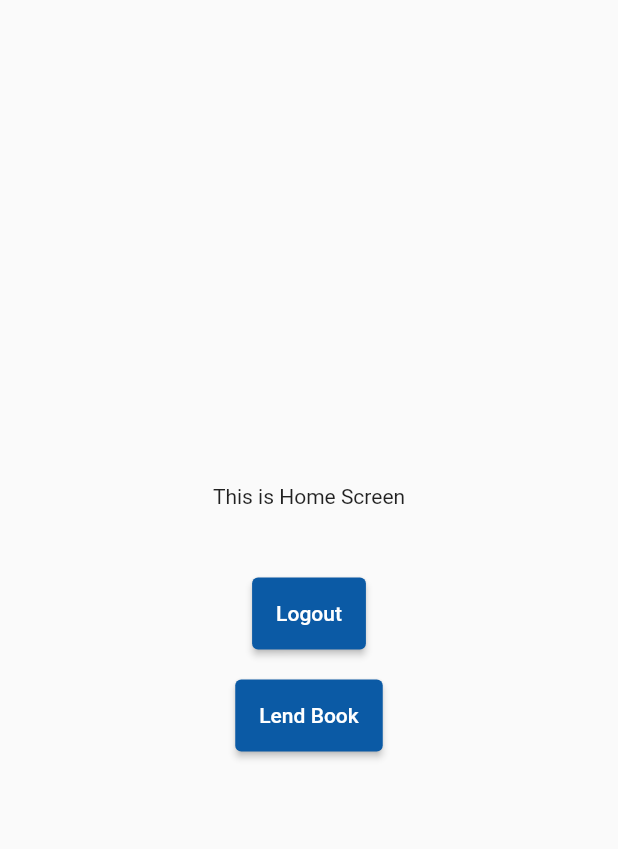
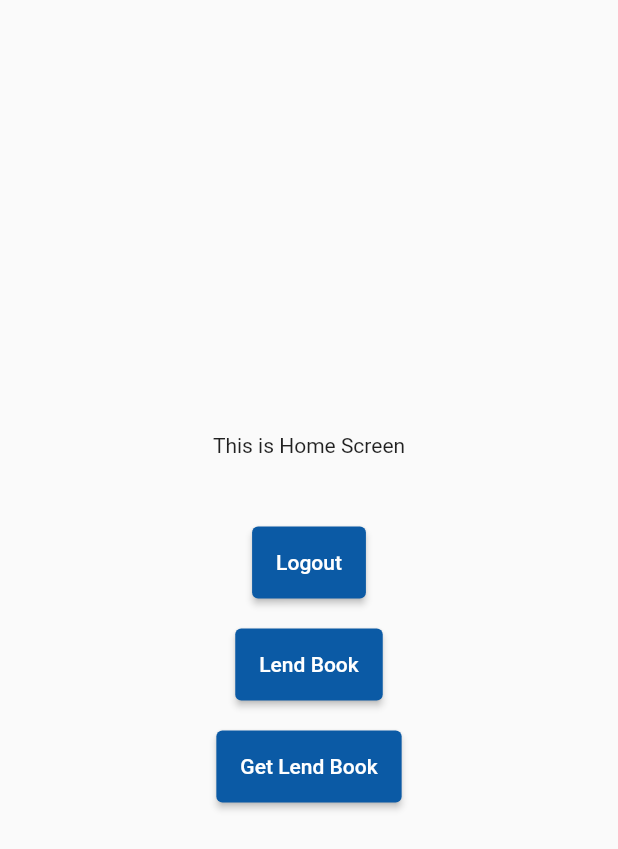
Before and after one commit to pushti0112/BookHook, a Flutter app: the HomeScreen screen opened directly, on a phone screen of 412 x 824 dp. Shown: the top 849 px of the screen. Run offline on Flutter 3.47's test engine with Material 2 defaults, Android fonts, the phone set to English and light mode, and no system bars; our stand-ins replace cool_alert, flutter_svg, shared_preferences, sizer; accounts and stored records are empty; network calls fail.

Commit message:
fixed lend book

```diff
--- a/lib/controller/LoginSignupController.dart
+++ b/lib/controller/LoginSignupController.dart
@@ -38,7 +38,8 @@ class LoginSignupController{
           if (element != null) {
 
             String shared_user = jsonEncode(User.fromJson(element));
-            preferences.setString("sUser", shared_user);
+            //preferences.setString("uid", element["UserID"]);
+             preferences.setString("sUser", shared_user);
 
             user.add(new User.fromJson(element));
           } else {
--- a/lib/provider/UserProvider.dart
+++ b/lib/provider/UserProvider.dart
@@ -5,4 +5,5 @@ import '../model/UserModel.dart';
 class UserProvider extends ChangeNotifier {
   User? user;
   int? lendCount;
+  bool isLoading = false;
 }
--- a/lib/view/ForgotPasswordScreen.dart
+++ b/lib/view/ForgotPasswordScreen.dart
@@ -5,7 +5,9 @@ class ForgotPasswordScreen extends StatelessWidget {
   @override
   Widget build(BuildContext context) {
     return Scaffold(
-
+     body: Container(
+      child: Text("hello"),
+     ),
     );
   }
 }
--- a/lib/view/HomeScreen.dart
+++ b/lib/view/HomeScreen.dart
@@ -1,3 +1,4 @@
+import 'package:book_hook/controller/LendBookController.dart';
 import 'package:book_hook/view/BorrowBook.dart';
 import 'package:book_hook/view/LendBookScreen.dart';
 import 'package:flutter/material.dart';
@@ -57,6 +58,18 @@ class _HomeScreenState extends State<HomeScreen> {
                 },
                 child: Text("Lend Book")
               ),
+               SizedBox(height: 20,),
+              ElevatedButton(
+                style: ElevatedButton.styleFrom(
+                  primary: AppColors.primary,
+                  padding: EdgeInsets.all(16)),
+                onPressed: ()async{
+
+                  //Navigator.push(context, MaterialPageRoute(builder: (context) => LendABookPage()));
+                  await LendBookController().getLendBook(context);
+                },
+                child: Text("Get Lend Book")
+              ),
             ],
           ),
         ),
--- a/lib/view/SplashScreen.dart
+++ b/lib/view/SplashScreen.dart
@@ -64,6 +64,7 @@ class _SplashScreenState extends State<SplashScreen> {
       print(userMap);
       user = User.fromJson(userMap);
       print(user!.EmailID);
+      print("User ID:" + user!.UserId.toString());
       return true;
     }
     else{
```
Also changed, not shown: lib/controller/LendBookController.dart (+33 -11 lines), lib/view/DashboardScreen.dart (+23 -10 lines), pubspec.lock.
